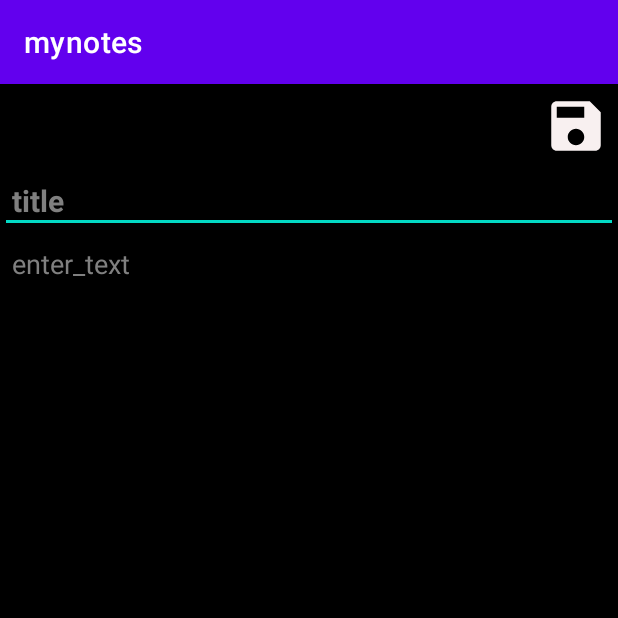
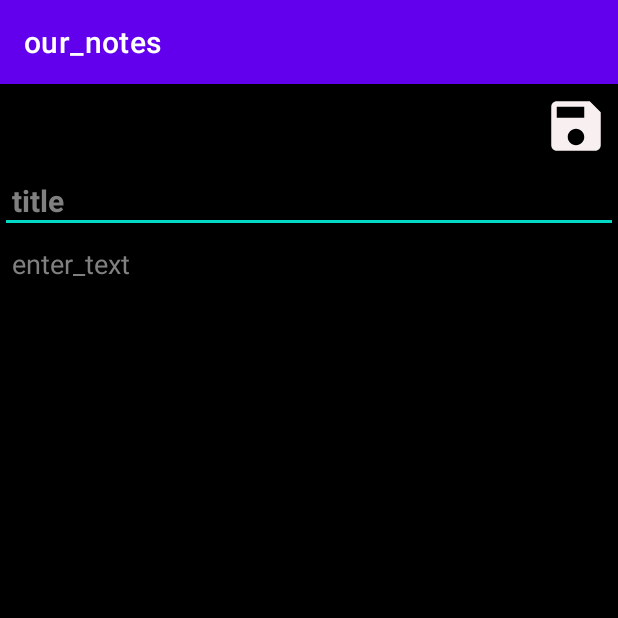
Before and after one commit to Hotway97/My_notes, an Android app: the screen it shows after launch (NotesTakerActivity), after a tap on an icon or button, on a phone screen of 412 x 824 dp, the top half of it. Run offline under Robolectric (Android 15) with nearby library versions, the phone set to English and light mode, and no system bars; our stand-ins replace Room's generated code.

Commit message:
финальная версия 2

```diff
--- a/app/src/main/res/values/colors.xml
+++ b/app/src/main/res/values/colors.xml
@@ -9,9 +9,9 @@
     <color name="white">#FFFFFFFF</color>
     <color name="grey">#808080</color>
 
-    <color name="color1">#227CC3</color>
-    <color name="color2">#2EB834</color>
-    <color name="color3">#ED1B08</color>
-    <color name="color4">#F1DA12</color>
-    <color name="color5">#9617AC</color>
+    <color name="color1">#4699DD</color>
+    <color name="color2">#61DD67</color>
+    <color name="color3">#DA4538</color>
+    <color name="color4">#E1C1B440</color>
+    <color name="color5">#B169BD</color>
 </resources>
--- a/app/src/main/res/values/strings.xml
+++ b/app/src/main/res/values/strings.xml
@@ -1,5 +1,5 @@
 <resources>
-    <string name="app_name">mynotes</string>
+    <string name="app_name">our_notes</string>
     <string name="description">Please, enter description</string>
     <string name="Noteremoved">Note removed</string>
     <string name="pinned">pinned</string>
```
Also changed, not shown: 1 other file.
